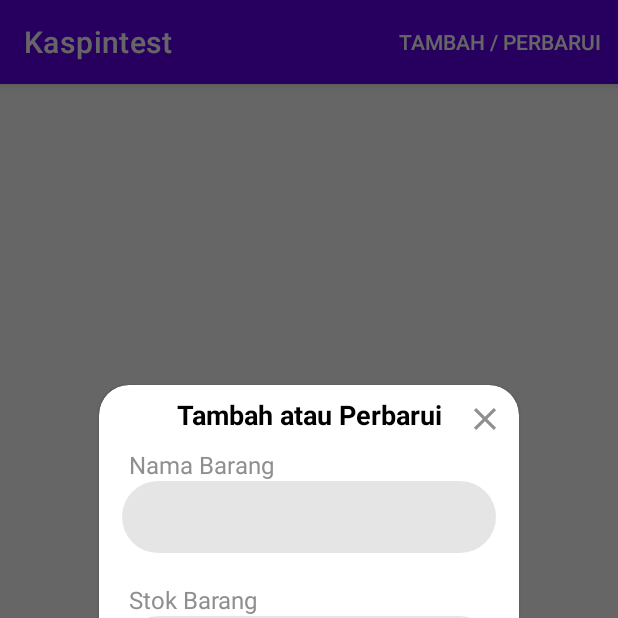
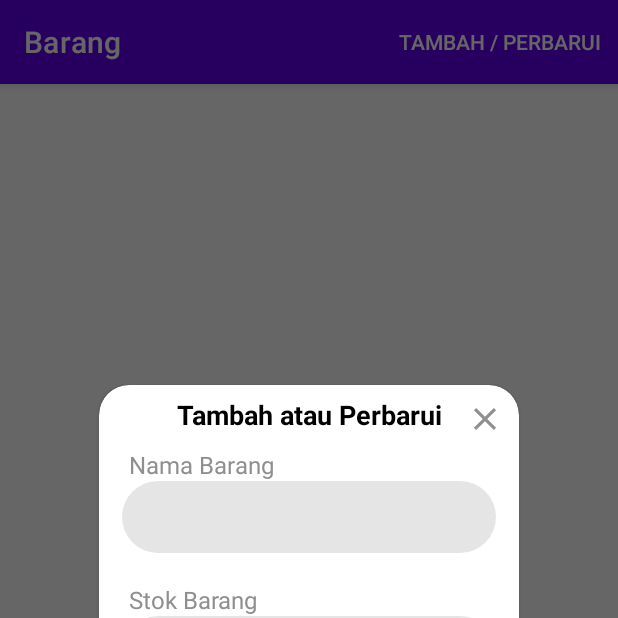
Before and after one commit to aki32dev/Project-Kaspin, an Android app: the ItemActivity screen opened directly, with no data from a screen before it, after a tap on "TAMBAH / PERBARUI", on a phone screen of 412 x 824 dp, the top half of it. Run offline under Robolectric (Android 15) with nearby library versions, the light colour scheme and no system bars.

Commit message:
201220210900

```diff
--- a/app/src/main/java/com/example/kaspintest/confirm/ConfirmActivity.kt
+++ b/app/src/main/java/com/example/kaspintest/confirm/ConfirmActivity.kt
@@ -66,6 +66,7 @@ class ConfirmActivity : AppCompatActivity() {
     override fun onCreate(savedInstanceState: Bundle?) {
         super.onCreate(savedInstanceState)
         setContentView(R.layout.activity_confirm)
+        supportActionBar!!.title = "Checkout"
         localDB = LocalDB(this@ConfirmActivity)
         rvConfirm = findViewById(R.id.rvConfirm)
         btSubmit = findViewById(R.id.btSubmit)
--- a/app/src/main/java/com/example/kaspintest/draft/DraftActivity.kt
+++ b/app/src/main/java/com/example/kaspintest/draft/DraftActivity.kt
@@ -37,6 +37,7 @@ class DraftActivity : AppCompatActivity() {
     override fun onCreate(savedInstanceState: Bundle?) {
         super.onCreate(savedInstanceState)
         setContentView(R.layout.activity_draft)
+        supportActionBar!!.title = "Draft"
         database = FirebaseDatabase.getInstance()
         rvDraft = findViewById(R.id.rvDraft)
 
--- a/app/src/main/java/com/example/kaspintest/item/ItemActivity.kt
+++ b/app/src/main/java/com/example/kaspintest/item/ItemActivity.kt
@@ -38,6 +38,7 @@ class ItemActivity : AppCompatActivity() {
     override fun onCreate(savedInstanceState: Bundle?) {
         super.onCreate(savedInstanceState)
         setContentView(R.layout.activity_item)
+        supportActionBar!!.title = "Barang"
         dialog = Dialog(this@ItemActivity)
         localDB = LocalDB(this@ItemActivity)
         rvItem = findViewById(R.id.rvItem)
--- a/app/src/main/java/com/example/kaspintest/listdraft/ListActivity.kt
+++ b/app/src/main/java/com/example/kaspintest/listdraft/ListActivity.kt
@@ -30,6 +30,7 @@ class ListActivity : AppCompatActivity(){
         database = FirebaseDatabase.getInstance()
 
         val orderName = intent.getStringExtra(draftActivity.keyName).toString()
+        supportActionBar!!.title = orderName
         ref = database.getReference(parentReference).child(childDraft).child(orderName)
         ref.get().addOnSuccessListener {
             for (ds in it.children) {
--- a/app/src/main/java/com/example/kaspintest/order/OrderActivity.kt
+++ b/app/src/main/java/com/example/kaspintest/order/OrderActivity.kt
@@ -40,6 +40,7 @@ class OrderActivity : AppCompatActivity() {
     override fun onCreate(savedInstanceState: Bundle?) {
         super.onCreate(savedInstanceState)
         setContentView(R.layout.activity_order)
+        supportActionBar!!.title = "Order"
         database = FirebaseDatabase.getInstance()
         rvOrder = findViewById(R.id.rvOrder)
 
--- a/app/src/main/java/com/example/kaspintest/transaction/TransactionActivity.kt
+++ b/app/src/main/java/com/example/kaspintest/transaction/TransactionActivity.kt
@@ -34,6 +34,7 @@ class TransactionActivity : AppCompatActivity() {
     override fun onCreate(savedInstanceState: Bundle?) {
         super.onCreate(savedInstanceState)
         setContentView(R.layout.activity_transaction)
+        supportActionBar!!.title = "Transaksi"
         localDB = LocalDB(this@TransactionActivity)
         rvTransaction = findViewById(R.id.rvTransaction)
         btCheckout = findViewById(R.id.btCheckout)
```
Also changed, not shown: 2 other files.
